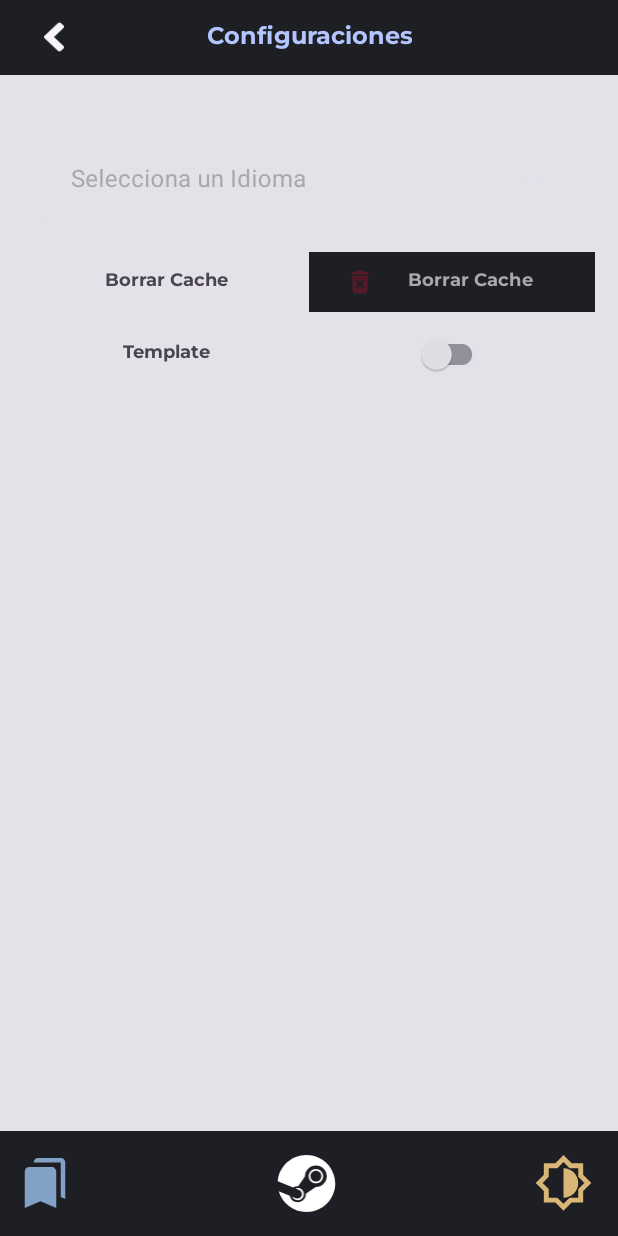
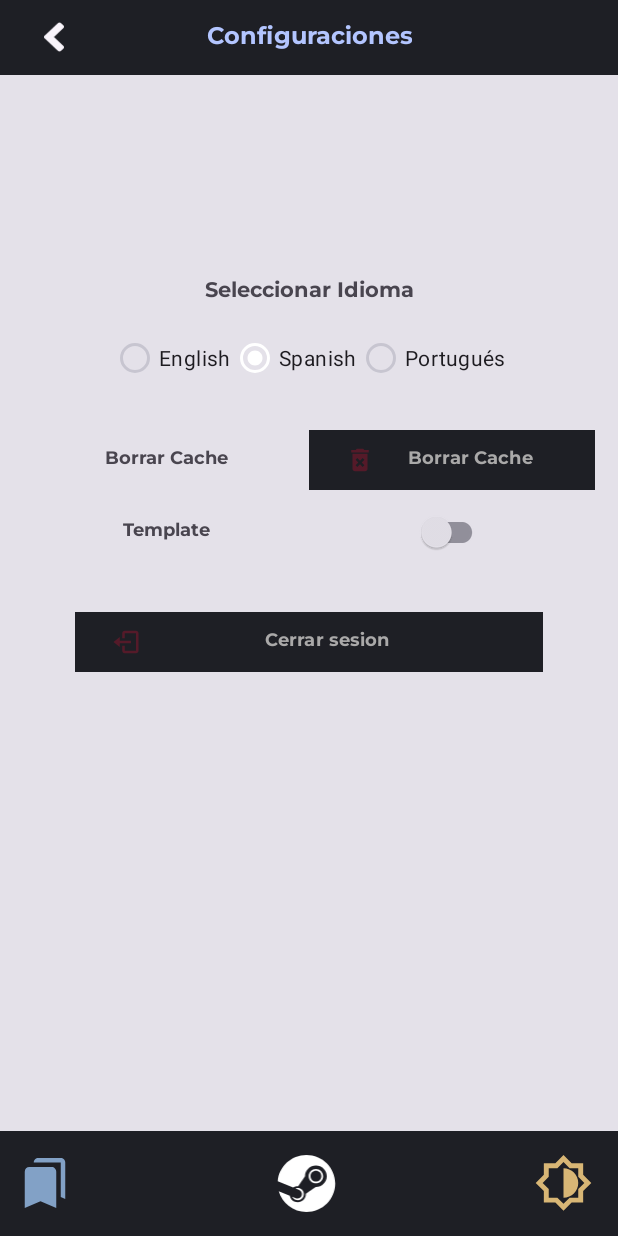
Before and after one commit to SbaGomez/SteamFan, an Android app: the ConfigActivity screen opened directly, with no data from a screen before it, on a phone screen of 412 x 824 dp. Run offline under Robolectric (Android 15) with nearby library versions, the phone set to English and light mode, and no system bars.

Commit message:
Funcionamiento cambio de idioma.

```diff
--- a/app/src/main/java/com/ar/sebastiangomez/steam/ui/ConfigActivity.kt
+++ b/app/src/main/java/com/ar/sebastiangomez/steam/ui/ConfigActivity.kt
@@ -1,17 +1,28 @@
 package com.ar.sebastiangomez.steam.ui
-
+import android.content.Context
+import android.content.SharedPreferences
+import android.content.res.Configuration
 import android.os.Bundle
-import android.widget.AdapterView
-import android.widget.ArrayAdapter
-import android.widget.AutoCompleteTextView
+import android.widget.RadioButton
+import android.widget.RadioGroup
 import android.widget.Toast
 import androidx.activity.enableEdgeToEdge
 import androidx.appcompat.app.AppCompatActivity
 import androidx.core.view.ViewCompat
 import androidx.core.view.WindowInsetsCompat
 import com.ar.sebastiangomez.steam.R
+import java.util.*
 
 class ConfigActivity : AppCompatActivity() {
+
+    companion object {
+        const val PREFS_NAME = "MyPrefsFile"
+        const val LANGUAGE_KEY = "Language"
+        const val DEFAULT_LANGUAGE = "es" // Establece "en" como el valor predeterminado
+    }
+
+    private lateinit var sharedPreferences: SharedPreferences
+
     override fun onCreate(savedInstanceState: Bundle?) {
         super.onCreate(savedInstanceState)
         enableEdgeToEdge()
@@ -21,15 +32,52 @@ class ConfigActivity : AppCompatActivity() {
             v.setPadding(systemBars.left, systemBars.top, systemBars.right, systemBars.bottom)
             insets
         }
+        sharedPreferences = getSharedPreferences(PREFS_NAME, Context.MODE_PRIVATE)
 
-        val items = listOf("Español", "Ingles")
-        val autoComplete: AutoCompleteTextView = findViewById(R.id.auto_complete)
-        val adapter = ArrayAdapter(this, R.layout.list_item, items)
-        autoComplete.setAdapter(adapter)
-        autoComplete.onItemClickListener =
-            AdapterView.OnItemClickListener { adapterView, view, i, l ->
-                val itemSelected = adapterView.getItemAtPosition(i)
-                Toast.makeText(this, "Idioma seleccionado: $itemSelected", Toast.LENGTH_SHORT).show()
+        val radioGroupLanguages = findViewById<RadioGroup>(R.id.radioGroupLanguages)
+
+        // Obtener el idioma guardado en las SharedPreferences
+        val currentLanguage = sharedPreferences.getString(LANGUAGE_KEY, DEFAULT_LANGUAGE)
+
+        // Marcar el RadioButton correspondiente al idioma guardado
+        when (currentLanguage) {
+            "en" -> radioGroupLanguages.check(R.id.radioButtonEnglish)
+            "es" -> radioGroupLanguages.check(R.id.radioButtonSpanish)
+            "pt" -> radioGroupLanguages.check(R.id.radioButtonPortuguese)
+        }
+
+        radioGroupLanguages.setOnCheckedChangeListener { group, checkedId ->
+            val radioButton = findViewById<RadioButton>(checkedId)
+            val selectedLanguage = radioButton.text.toString()
+
+            // Obtener el idioma actual de la configuración
+            val currentLocale = Locale.getDefault().language
+
+            if (currentLocale != selectedLanguage) {
+                when (selectedLanguage) {
+                    getString(R.string.english) -> setLocale("en")
+                    getString(R.string.spanish) -> setLocale("es")
+                    getString(R.string.portuguese) -> setLocale("pt")
+                }
+
+                // Guardar el idioma seleccionado en las SharedPreferences
+                sharedPreferences.edit().putString(LANGUAGE_KEY, selectedLanguage).apply()
+
+                Toast.makeText(this, "Selected: $selectedLanguage", Toast.LENGTH_SHORT).show()
             }
+        }
+    }
+
+    private fun setLocale(languageCode: String) {
+        val locale = Locale(languageCode)
+        Locale.setDefault(locale)
+        val config = Configuration()
+        config.setLocale(locale)
+        baseContext.resources.updateConfiguration(config, baseContext.resources.displayMetrics)
+
+        // Reiniciar la actividad para aplicar el nuevo idioma
+        val intent = intent
+        finish()
+        startActivity(intent)
     }
 }
--- a/app/src/main/res/layout/activity_config.xml
+++ b/app/src/main/res/layout/activity_config.xml
@@ -54,44 +54,64 @@
     </androidx.appcompat.widget.Toolbar>
 
     <LinearLayout
-        android:id="@+id/LinearConfig"
-        android:layout_width="0dp"
+        android:id="@+id/linearPrincipal"
+        android:layout_width="match_parent"
         android:layout_height="wrap_content"
-        android:layout_marginTop="20dp"
-        android:focusableInTouchMode="true"
+        android:layout_marginTop="113dp"
+        android:layout_marginBottom="281dp"
+        android:gravity="center_horizontal"
         android:orientation="vertical"
-        android:paddingLeft="15dp"
-        android:paddingRight="15dp"
-        android:visibility="visible"
+        app:layout_constraintBottom_toTopOf="@+id/appBar"
         app:layout_constraintEnd_toEndOf="parent"
         app:layout_constraintStart_toStartOf="parent"
         app:layout_constraintTop_toBottomOf="@+id/toolbar">
 
-        <com.google.android.material.textfield.TextInputLayout
-            style="@style/Widget.MaterialComponents.TextInputLayout.OutlinedBox.ExposedDropdownMenu"
+        <TextView
             android:layout_width="match_parent"
             android:layout_height="wrap_content"
-            android:layout_margin="16dp"
-            android:textColorHint="@color/customs_search_lupa">
+            android:layout_marginBottom="10dp"
+            android:fontFamily="@font/montserrat_bold"
+            android:gravity="center_horizontal"
+            android:text="@string/select_language" />
 
-            <AutoCompleteTextView
-                android:id="@+id/auto_complete"
-                android:layout_width="match_parent"
+        <LinearLayout
+            android:id="@+id/LinearIdioma"
+            android:layout_width="match_parent"
+            android:layout_height="0dp"
+            android:layout_marginBottom="20dp"
+            android:layout_weight="1"
+            android:gravity="center"
+            android:orientation="horizontal"
+            android:paddingStart="15dp"
+            android:paddingEnd="15dp">
+
+            <RadioGroup
+                android:id="@+id/radioGroupLanguages"
+                android:layout_width="wrap_content"
                 android:layout_height="wrap_content"
-                android:hint="@string/item_label"
-                android:inputType="none"
-                tools:ignore="SpeakableTextPresentCheck" />
-        </com.google.android.material.textfield.TextInputLayout>
+                android:orientation="horizontal">
 
-    </LinearLayout>
+                <RadioButton
+                    android:id="@+id/radioButtonEnglish"
+                    android:layout_width="wrap_content"
+                    android:layout_height="wrap_content"
+                    android:text="@string/english" />
 
-    <LinearLayout
-        android:id="@+id/linearPrincipal"
-        android:layout_width="match_parent"
-        android:layout_height="wrap_content"
-        android:gravity="center_horizontal"
-        android:orientation="vertical"
-        app:layout_constraintTop_toBottomOf="@+id/LinearConfig">
+                <RadioButton
+                    android:id="@+id/radioButtonSpanish"
+                    android:layout_width="wrap_content"
+                    android:layout_height="wrap_content"
+                    android:text="@string/spanish" />
+
+                <RadioButton
+                    android:id="@+id/radioButtonPortuguese"
+                    android:layout_width="wrap_content"
+                    android:layout_height="wrap_content"
+                    android:text="@string/portuguese" />
+
+            </RadioGroup>
+
+        </LinearLayout>
 
         <LinearLayout
             android:id="@+id/LinearCache"
@@ -163,6 +183,33 @@
             </FrameLayout>
         </LinearLayout>
 
+        <LinearLayout
+            android:id="@+id/LinearLogout"
+            android:layout_width="match_parent"
+            android:layout_height="match_parent"
+            android:layout_marginTop="25dp"
+            android:gravity="center"
+            android:orientation="horizontal"
+            android:paddingStart="50dp"
+            android:paddingEnd="50dp">
+
+            <Button
+                android:id="@+id/buttonLogout"
+                android:layout_width="0dp"
+                android:layout_height="wrap_content"
+                android:layout_weight="1"
+                android:backgroundTint="@color/Games_Details_background"
+                android:fontFamily="@font/montserrat_bold"
+                android:text="@string/logout"
+                android:textColor="@color/customs_search_lupa"
+                android:textSize="12sp"
+                app:cornerRadius="0dp"
+                app:icon="@drawable/logout_icon"
+                app:iconPadding="4dp"
+                app:iconSize="20dp"
+                app:iconTint="@color/customs_close_search" />
+        </LinearLayout>
+
     </LinearLayout>
 
     <LinearLayout
--- a/app/src/main/res/layout/list_item.xml
+++ /dev/null
@@ -1,10 +0,0 @@
-<?xml version="1.0" encoding="utf-8"?>
-<TextView
-    xmlns:android="http://schemas.android.com/apk/res/android"
-    android:layout_width="match_parent"
-    android:layout_height="wrap_content"
-    android:padding="16dp"
-    android:ellipsize="end"
-    android:maxLines="1"
-    android:textAppearance="?attr/textAppearanceSearchResultSubtitle">
-</TextView>
--- a/app/src/main/res/values/strings.xml
+++ b/app/src/main/res/values/strings.xml
@@ -33,7 +33,6 @@
     <string name="games_count">Total de juegos:</string>
     <string name="ClearCache">Borrar Cache</string>
     <string name="title_config">Configuraciones</string>
-    <string name="item_label">Selecciona un Idioma</string>
 
     <string name="title_fecha_lanzamiento">Fecha de lanzamiento:</string>
     <string name="title_precio_descuento">Precio con descuento:</string>
@@ -57,4 +56,10 @@
     <string name="error2">El campo de busqueda esta vacio.</string>
     <string name="error3">Error de conexión. Por favor, verifica tu conexión a internet e intenta nuevamente.</string>
     <string name="theme_label">Template</string>
+    <string name="logout">Cerrar sesion</string>
+
+    <string name="select_language" translatable="false">Seleccionar Idioma</string>
+    <string name="english" translatable="false">English</string>
+    <string name="spanish" translatable="false">Spanish</string>
+    <string name="portuguese" translatable="false">Portugués</string>
 </resources>
```
Also changed, not shown: 2 other files.
